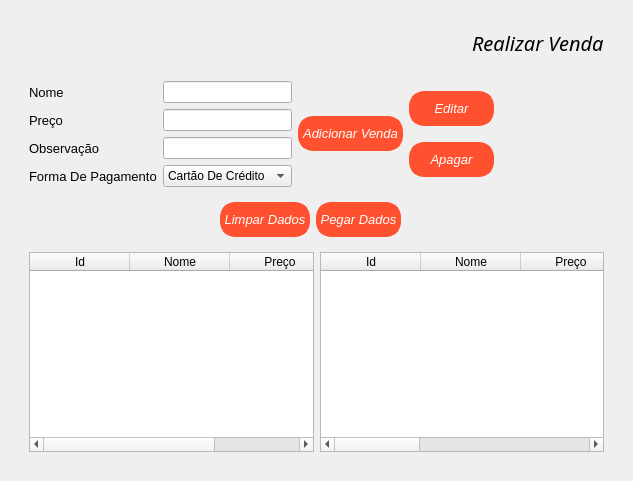
Old version of the form view/components/Sell.ui in the repository Wth10/System-Programmer.
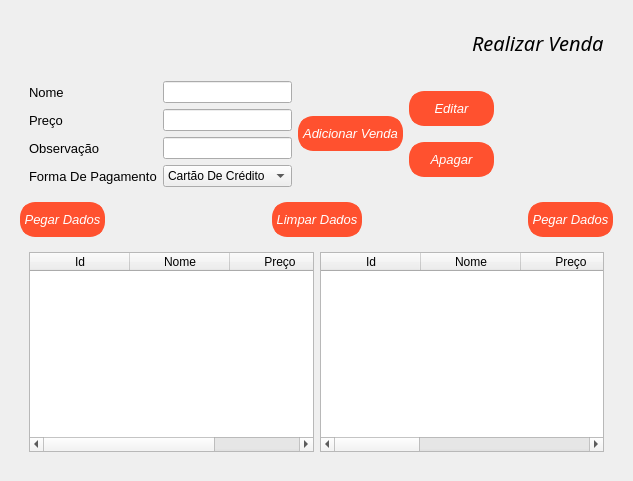
New version of the form. Icons and pictures are not drawn.

Diff of the .ui file:
```diff
--- a/view/components/Sell.ui
+++ b/view/components/Sell.ui
@@ -349,7 +349,7 @@
         </property>
         <layout class="QHBoxLayout" name="horizontalLayout_4">
          <property name="leftMargin">
-          <number>200</number>
+          <number>0</number>
          </property>
          <property name="topMargin">
           <number>0</number>
@@ -360,6 +360,51 @@
          <property name="bottomMargin">
           <number>0</number>
          </property>
+         <item>
+          <widget class="QPushButton" name="BtnGetDish">
+           <property name="font">
+            <font>
+             <family>Arial</family>
+             <pointsize>10</pointsize>
+             <italic>true</italic>
+            </font>
+           </property>
+           <property name="styleSheet">
+            <string notr="true">.QPushButton{
+	background-color: #FF512F;
+	color: rgb(255, 255, 255);
+	border: 5px solid#FF512F;
+	border-radius: 15px;
+	height: 25px;
+	width: 75px;
+}
+
+.QPushButton:hover{
+	background-color: #003973;
+	border: 2px;
+	color: white;
+}
+
+</string>
+           </property>
+           <property name="text">
+            <string>Pegar Dados</string>
+           </property>
+          </widget>
+         </item>
+         <item>
+          <spacer name="horizontalSpacer_4">
+           <property name="orientation">
+            <enum>Qt::Horizontal</enum>
+           </property>
+           <property name="sizeHint" stdset="0">
+            <size>
+             <width>40</width>
+             <height>20</height>
+            </size>
+           </property>
+          </spacer>
+         </item>
          <item>
           <widget class="QPushButton" name="BtnClean">
            <property name="font">
@@ -392,38 +437,6 @@
            </property>
           </widget>
          </item>
-         <item>
-          <widget class="QPushButton" name="BtnGetData">
-           <property name="font">
-            <font>
-             <family>Arial</family>
-             <pointsize>10</pointsize>
-             <italic>true</italic>
-            </font>
-           </property>
-           <property name="styleSheet">
-            <string notr="true">.QPushButton{
-	background-color: #FF512F;
-	color: rgb(255, 255, 255);
-	border: 5px solid#FF512F;
-	border-radius: 15px;
-	height: 25px;
-	width: 75px;
-}
-
-.QPushButton:hover{
-	background-color: #003973;
-	border: 2px;
-	color: white;
-}
-
-</string>
-           </property>
-           <property name="text">
-            <string>Pegar Dados</string>
-           </property>
-          </widget>
-         </item>
          <item>
           <spacer name="horizontalSpacer_3">
            <property name="orientation">
@@ -437,6 +450,38 @@
            </property>
           </spacer>
          </item>
+         <item>
+          <widget class="QPushButton" name="BtnGetMakeSale">
+           <property name="font">
+            <font>
+             <family>Arial</family>
+             <pointsize>10</pointsize>
+             <italic>true</italic>
+            </font>
+           </property>
+           <property name="styleSheet">
+            <string notr="true">.QPushButton{
+	background-color: #FF512F;
+	color: rgb(255, 255, 255);
+	border: 5px solid#FF512F;
+	border-radius: 15px;
+	height: 25px;
+	width: 75px;
+}
+
+.QPushButton:hover{
+	background-color: #003973;
+	border: 2px;
+	color: white;
+}
+
+</string>
+           </property>
+           <property name="text">
+            <string>Pegar Dados</string>
+           </property>
+          </widget>
+         </item>
         </layout>
        </widget>
       </item>
```
Left out of the diff: 25 changed lines with no effect on the pictures.
